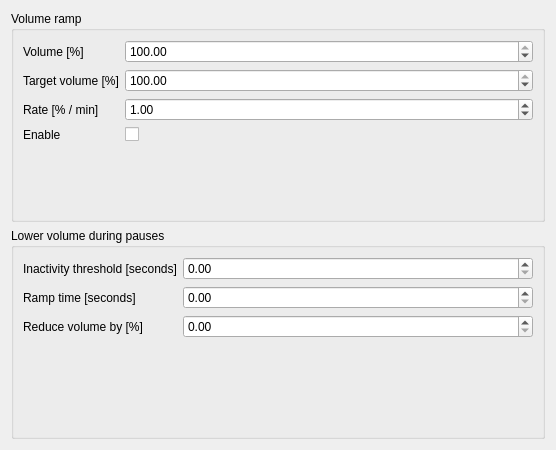
The window that designer/volumecontrolwidget.ui (diglet48/restim) describes before a commit, drawn with Qt 5.
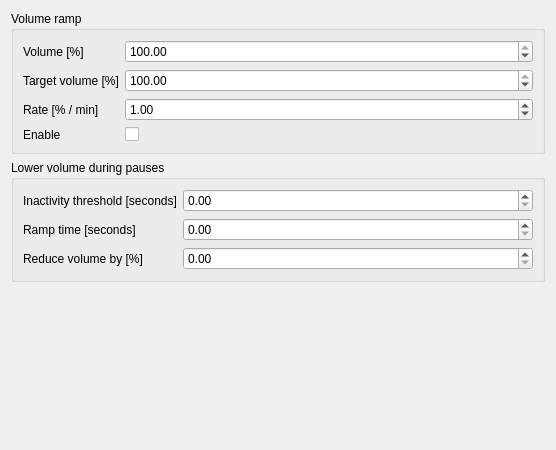
The same window after the commit.

What changed in the file:
```diff
--- a/designer/volumecontrolwidget.ui
+++ b/designer/volumecontrolwidget.ui
@@ -160,6 +160,19 @@
      </layout>
     </widget>
    </item>
+   <item>
+    <spacer name="verticalSpacer">
+     <property name="orientation">
+      <enum>Qt::Vertical</enum>
+     </property>
+     <property name="sizeHint" stdset="0">
+      <size>
+       <width>20</width>
+       <height>40</height>
+      </size>
+     </property>
+    </spacer>
+   </item>
   </layout>
  </widget>
  <tabstops>
```
